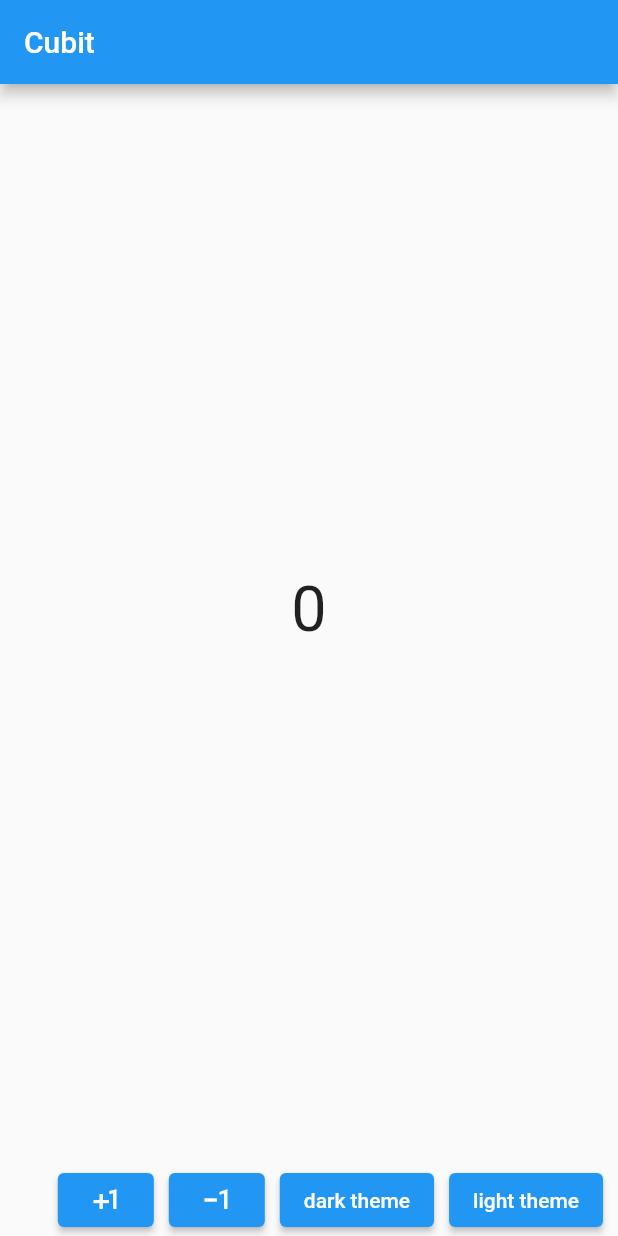
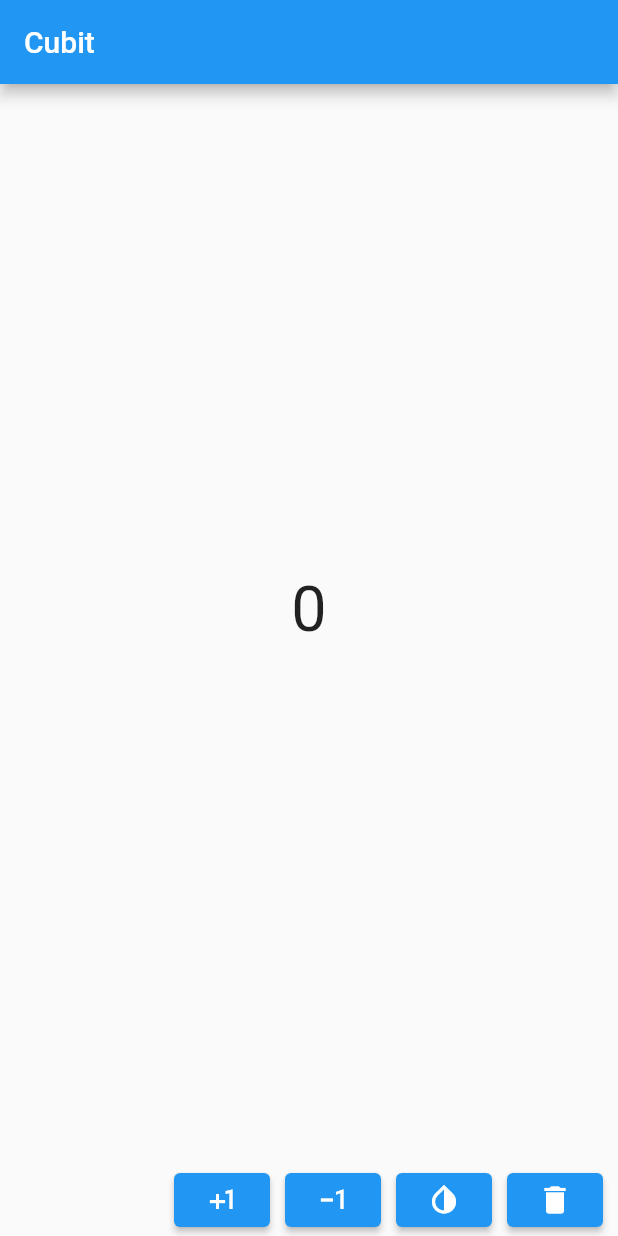
Before and after one commit to alexregiani/bloc_flutterly, a Flutter app: the screen it shows after launch, after a tap on the "plus one" icon, on a phone screen of 412 x 824 dp. Run offline on Flutter 3.47's test engine with Material 2 defaults, Android fonts, the phone set to English and light mode, and no system bars; our stand-ins replace bloc, bloc_concurrency, equatable, flutter_bloc, gap.

Commit message:
more work

```diff
--- a/lib/bloc/counter/counter_bloc.dart
+++ b/lib/bloc/counter/counter_bloc.dart
@@ -7,14 +7,14 @@ part 'counter_state.dart';
 
 class CounterBloc extends Bloc<CounterEvent, CounterState> {
   CounterBloc() : super(CounterState.initial()) {
-    on<CounterAddEvent>(_addCounter, transformer: concurrent());
+    on<CounterAddEvent>(addCounter, transformer: concurrent());
     on<CounterSubtractEvent>((event, emit) async {
       await Future.delayed(const Duration(seconds: 5));
       emit(state.copyWith(state.counter - 1));
     });
   }
 
-  void _addCounter(event, emit) async {
+  void addCounter(event, emit) async {
     await Future.delayed(const Duration(seconds: 3));
     emit(state.copyWith(state.counter + 1));
   }
--- a/lib/bloc/theme/theme_bloc.dart
+++ b/lib/bloc/theme/theme_bloc.dart
@@ -12,5 +12,8 @@ class ThemeBloc extends Bloc<ThemeEvent, ThemeState> {
     on<LightThemeSwitchEvent>((event, emit) {
       emit(state.copyWith(darkMode: false));
     });
+    on<ThemeSwitchEvent>((event, emit) {
+      emit(state.copyWith(darkMode: !state.darkMode));
+    });
   }
 }
--- a/lib/bloc/theme/theme_event.dart
+++ b/lib/bloc/theme/theme_event.dart
@@ -13,3 +13,8 @@ class LightThemeSwitchEvent extends ThemeEvent {
   @override
   List<Object> get props => [];
 }
+
+class ThemeSwitchEvent extends ThemeEvent {
+  @override
+  List<Object> get props => [];
+}
--- a/lib/bloc/theme/theme_state.dart
+++ b/lib/bloc/theme/theme_state.dart
@@ -6,9 +6,7 @@ class ThemeState extends Equatable {
   @override
   List<Object> get props => [darkMode];
 
-  const ThemeState({
-    required this.darkMode,
-  });
+  const ThemeState({required this.darkMode});
 
   factory ThemeState.initial() {
     return const ThemeState(darkMode: false);
--- a/lib/main.dart
+++ b/lib/main.dart
@@ -29,7 +29,6 @@ class MyApp extends StatefulWidget {
 }
 
 class _MyAppState extends State<MyApp> {
-
   @override
   Widget build(BuildContext context) {
     return BlocBuilder<ThemeBloc, ThemeState>(
@@ -63,25 +62,21 @@ class _MyAppState extends State<MyApp> {
                             child: const Icon(Icons.exposure_minus_1)),
                         const Gap(10),
                         ElevatedButton(
-                            onPressed: () => BlocProvider.of<ThemeBloc>(context).add(DarkThemeSwitchEvent()),
-                            child: const Text('dark theme'),
-                          ),
-                          Gap(10),
-                          ElevatedButton(
-                            onPressed: () => BlocProvider.of<ThemeBloc>(context).add(LightThemeSwitchEvent()),
-                            child: const Text('light theme'),
+                          onPressed: () => BlocProvider.of<ThemeBloc>(context).add(ThemeSwitchEvent()),
+                          child: const Icon(Icons.invert_colors_on),
                         ),
                         const Gap(10),
-                          // ElevatedButton(
-                          //   onPressed: () {},
-                          //   child: const Icon(Icons.delete_forever_rounded),
-                          // )
+                        ElevatedButton(
+                          onPressed: () {},
+                          child: const Icon(Icons.delete),
+                        ),
+                        Gap(10)
                       ],
                     ),
                   ],
                 ),
-                ) // SizedBox(width: 200, height: 270, child: CardItem()),
-                ));
+              )),
+        );
       },
     );
   }
--- a/pubspec.yaml
+++ b/pubspec.yaml
@@ -43,6 +43,7 @@ dependencies:
   http: ^0.13.6
   mockito: ^5.4.0
   bloc_concurrency: ^0.2.2
+  hydrated_bloc: ^9.1.2
 
 dev_dependencies:
   flutter_test:
```
Also changed, not shown: pubspec.lock. Lines whose indentation alone changed are shown as unchanged.
